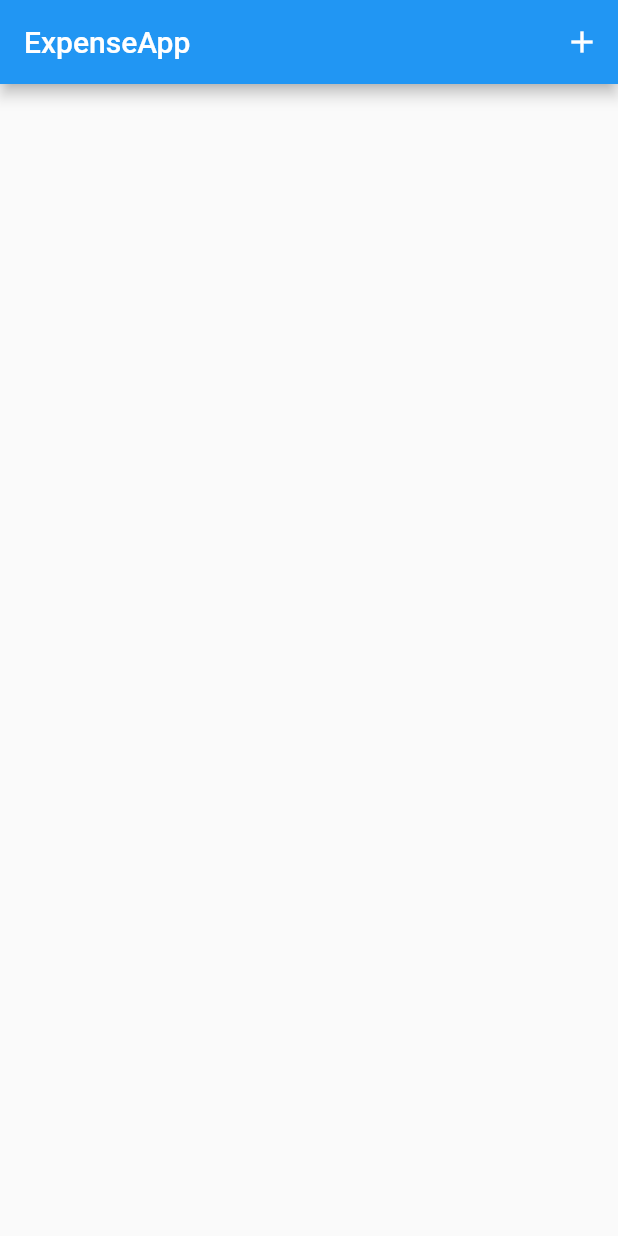
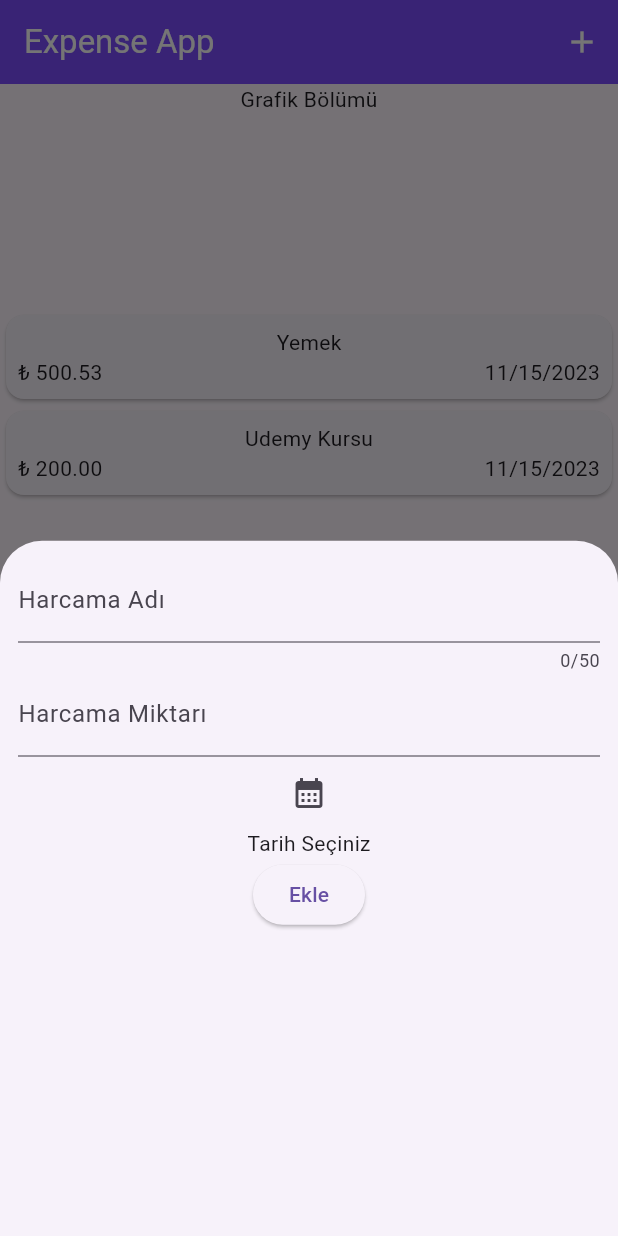
Before and after one commit to gamzeyas/expenseapp, a Flutter app: the screen it shows after launch, after a tap on the "add" icon, on a phone screen of 412 x 824 dp. Run offline on Flutter 3.47's test engine with Material 2 defaults, Android fonts, the phone set to English and light mode, and no system bars.

Commit message:
14 kasım workshop

```diff
--- a/lib/main.dart
+++ b/lib/main.dart
@@ -1,26 +1,7 @@
-
+import 'package:expenseapp/pages/main_page.dart';
 import 'package:flutter/material.dart';
 
-void main() => runApp(MyApp());
-
-class MyApp extends StatelessWidget {
-  @override
-  Widget build(BuildContext context) {
-    return MaterialApp(
-      title: 'ExpenseApp',
-      home: Scaffold(
-        appBar: AppBar(
-          title: Text('ExpenseApp'),
-          actions: <Widget>[
-            IconButton(
-              icon: Icon(Icons.add),
-              onPressed: () {
-                // Burada "+" düğmesi için sonra bir şeyler ekleyebilirim
-              },
-            ),
-          ],
-        ),
-      ),
-    );
-  }
+void main() {
+  runApp(MaterialApp(
+      theme: ThemeData(useMaterial3: true), home: const MainPage()));
 }
--- /dev/null
+++ b/lib/pages/main_page.dart
@@ -0,0 +1,35 @@
+import 'package:expenseapp/pages/expenses_page.dart';
+import 'package:expenseapp/widgets/new_expense.dart';
+import 'package:flutter/material.dart';
+
+class MainPage extends StatefulWidget {
+  const MainPage({super.key});
+
+  @override
+  State<MainPage> createState() => _MainPageState();
+}
+
+class _MainPageState extends State<MainPage> {
+  @override
+  Widget build(BuildContext context) {
+    return Scaffold(
+      appBar: AppBar(
+        foregroundColor: Colors.white,
+        title: const Text("Expense App"),
+        backgroundColor: Colors.deepPurpleAccent,
+        actions: [
+          IconButton(
+              onPressed: () {
+                showModalBottomSheet(
+                    context: context,
+                    builder: (ctx) {
+                      return NewExpense();
+                    });
+              },
+              icon: const Icon(Icons.add))
+        ],
+      ),
+      body: const ExpensesPage(),
+    );
+  }
+}
--- /dev/null
+++ b/lib/widgets/expense_item.dart
@@ -0,0 +1,38 @@
+import 'package:expenseapp/models/expense.dart';
+import 'package:flutter/material.dart';
+import 'package:intl/intl.dart';
+
+//14:10
+class ExpenseItem extends StatelessWidget {
+  // unnamed argument => default olarak required'dır
+  // named argument => belirtmek gerekir
+  const ExpenseItem(this.expense, {Key? key}) : super(key: key);
+  final Expense expense;
+
+  @override
+  Widget build(BuildContext context) {
+    return Card(
+      child: Padding(
+        padding: const EdgeInsets.all(8.0),
+        child: Column(children: [
+          Text(expense.name),
+          Row(
+            children: [
+              Text(
+                  "₺ ${expense.price.toStringAsFixed(2)}"), // string interpolation
+              const Spacer(),
+              Text(DateFormat.yMd().format(expense.date)),
+            ],
+          )
+        ]),
+      ),
+    );
+  }
+}
+// y => year
+// M => month
+// m => minute
+// H => 24lük saat sisteminde saat
+// h => 12lik saat sisteminde
+// d => day
+// s => second
--- /dev/null
+++ b/lib/widgets/new_expense.dart
@@ -0,0 +1,65 @@
+import 'package:flutter/material.dart';
+import 'package:intl/intl.dart';
+
+class NewExpense extends StatefulWidget {
+  const NewExpense({Key? key}) : super(key: key);
+
+  @override
+  _NewExpenseState createState() => _NewExpenseState();
+}
+
+class _NewExpenseState extends State<NewExpense> {
+  DateTime? _selectedDate;
+  Future<void> _selectDate(BuildContext context) async {
+    final DateTime? picked = await showDatePicker(
+      context: context,
+      initialDate: DateTime.now(),
+      firstDate: DateTime.now().subtract(Duration(days: 365)),
+      lastDate: DateTime.now(),
+    );
+    if (picked != null && picked != _selectedDate) {
+      setState(() {
+        _selectedDate = picked;
+      });
+    }
+  }
+
+  var _expenseNameController = TextEditingController();
+  var _expensePriceController = TextEditingController();
+  @override
+  Widget build(BuildContext context) {
+    return Container(
+      width: double.infinity,
+      child: Padding(
+        padding: EdgeInsets.all(12.0),
+        child: Column(children: [
+          TextField(
+            controller: _expenseNameController,
+            maxLength: 50,
+            decoration: InputDecoration(labelText: "Harcama Adı"),
+          ),
+          TextField(
+            controller: _expensePriceController,
+            keyboardType: TextInputType.number,
+            decoration: InputDecoration(labelText: "Harcama Miktarı"),
+          ),
+          IconButton(
+            onPressed: () => _selectDate(context),
+            icon: Icon(Icons.calendar_month),
+          ),
+          Text(
+            _selectedDate == null
+                ? "Tarih Seçiniz"
+                : DateFormat('yyyy-MM-dd').format(_selectedDate!),
+          ),
+          ElevatedButton(
+              onPressed: () {
+                print(
+                    "Kaydedilen değer: ${_expenseNameController.text} ${_expensePriceController.text}");
+              },
+              child: Text("Ekle"))
+        ]),
+      ),
+    );
+  }
+}
--- a/pubspec.yaml
+++ b/pubspec.yaml
@@ -36,6 +36,7 @@ dependencies:
   # Use with the CupertinoIcons class for iOS style icons.
   cupertino_icons: ^1.0.2
   uuid: ^4.2.1
+  intl: ^0.18.1
 
 dev_dependencies:
   flutter_test:
```
Also changed, not shown: lib/pages/expenses_page.dart (+4 -39 lines), pubspec.lock.
